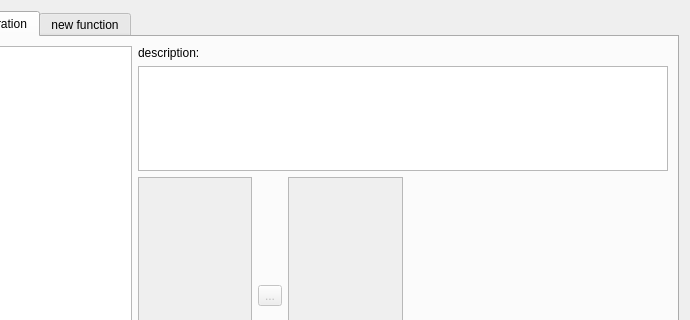
First picture: the form in ui/functionpluginloader.ui, repository OpenIndy/OpenIndy, before the edit; both pictures show x 110 to 800 and y 0 to 320 of the 800 by 600 pixel window.
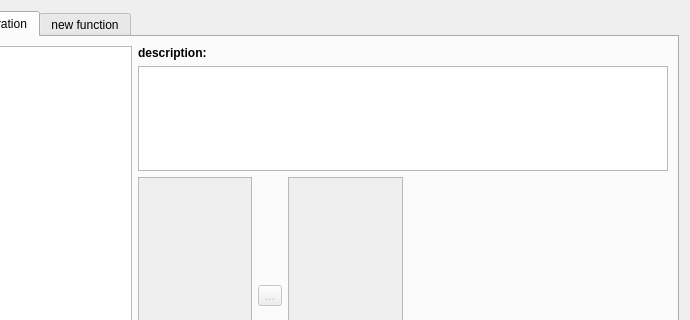
Second picture: the form after the edit. Icons and pictures are not drawn.

Patch:
```diff
--- a/ui/functionpluginloader.ui
+++ b/ui/functionpluginloader.ui
@@ -73,6 +73,12 @@
             <layout class="QVBoxLayout" name="verticalLayout_2">
              <item>
               <widget class="QLabel" name="label_description">
+               <property name="font">
+                <font>
+                 <weight>75</weight>
+                 <bold>true</bold>
+                </font>
+               </property>
                <property name="text">
                 <string>description:</string>
                </property>
```
